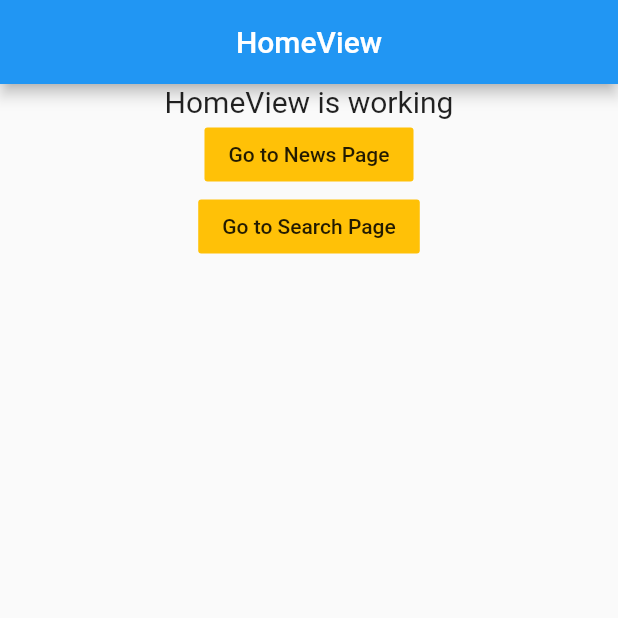
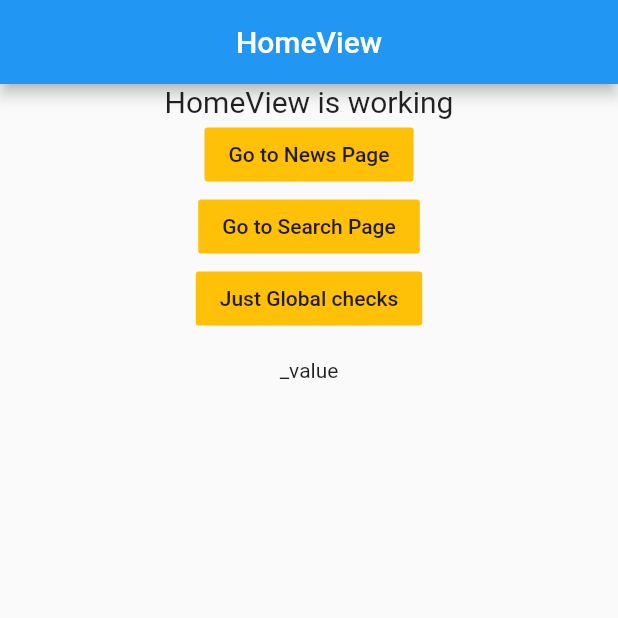
Before and after one commit to tush23/getx_Experiments, a Flutter app: the screen it shows after launch, on a phone screen of 412 x 824 dp, the top half of it. Run offline on Flutter 3.47's test engine with Material 2 defaults, Android fonts, the phone set to English and light mode, and no system bars; our stand-ins replace connectivity, get; missing offline and left inert: catcher, dart:ffi; generated files the repository leaves out were written again.

```diff
--- a/lib/app/customs/globals.dart
+++ b/lib/app/customs/globals.dart
@@ -0,0 +1,3 @@
+import 'package:getx_cli/app/provider/api_provider.dart';
+
+// ApiProvider apiProvider=ApiProvider();
--- a/lib/app/modules/home/views/home_view.dart
+++ b/lib/app/modules/home/views/home_view.dart
@@ -2,7 +2,9 @@ import 'package:flutter/material.dart';
 import 'package:get/get.dart';
 import 'package:getx_cli/app/modules/home/controllers/home_controller.dart';
 import 'package:getx_cli/app/routes/app_pages.dart';
+import 'package:getx_cli/main.dart';
 
+ValueNotifier<String> byValue=ValueNotifier('_value');
 class HomeView extends GetView<HomeController> {
   @override
   Widget build(BuildContext context) {
@@ -25,7 +27,18 @@ class HomeView extends GetView<HomeController> {
             FlatButton(
                 color: Colors.amber,
                 onPressed: () => Get.toNamed(Routes.SEARCH),
-                child: Text("Go to Search Page"))
+                child: Text("Go to Search Page")),
+            FlatButton(
+                color: Colors.amber,
+                onPressed: () {
+                  connectionStatus.value='Just Globaafaaafafaack32323s';
+                  byValue.value='Just Global checaafafaaafks323232';
+                  // ignore: invalid_use_of_visible_for_testing_member
+                  byValue.notifyListeners();
+                },
+                child: Text("Just Global checks")),
+            Text(connectionStatus.value),
+            Text(byValue.value),
           ],
         ),
       ),
--- a/lib/app/modules/models/with_json_serialized/login/login_response.dart
+++ b/lib/app/modules/models/with_json_serialized/login/login_response.dart
@@ -1,6 +1,8 @@
 import 'package:json_annotation/json_annotation.dart';
 
-import '../user_data.dart';
+import 'user_data.dart';
+part 'login_response.g.dart';
+
 
 @JsonSerializable()
 class LoginResponse {
@@ -9,7 +11,7 @@ class LoginResponse {
   String message;
   bool status;
 
-  LoginResponse({this.verified, this.userData, this.message, this.status});
+  LoginResponse(this.verified, this.userData, this.message, this.status);
 
   factory LoginResponse.fromJson(Map<String, dynamic> json) => _$LoginResponseFromJson(json);
 
--- a/lib/app/modules/models/with_json_serialized/login/user_data.dart
+++ b/lib/app/modules/models/with_json_serialized/login/user_data.dart
@@ -1,10 +1,12 @@
 import 'package:json_annotation/json_annotation.dart';
+part 'user_data.g.dart';
 
 @JsonSerializable()
 class UserData{
   String name;
+  int id;
 
-  UserData({this.name});
+  UserData(this.name,this.id);
 
   factory UserData.fromJson(Map<String, dynamic> json) => _$UserDataFromJson(json);
 
--- a/lib/app/modules/models/with_json_serialized/news.dart
+++ b/lib/app/modules/models/with_json_serialized/news.dart
@@ -10,12 +10,13 @@ class News {
   int totalResults;
   List<Articles> articles;
   String message;
+  String name;
 
   News({
     this.status,
     this.totalResults,
     this.articles,
-    this.message
+    this.message,this.name
   });
 
   factory News.fromJson(Map<String, dynamic> json) => _$NewsFromJson(json);
--- a/lib/app/modules/newspage/controllers/newpagecon_with_api_provider.dart
+++ b/lib/app/modules/newspage/controllers/newpagecon_with_api_provider.dart
@@ -1,31 +1,64 @@
+import 'dart:async';
+
+import 'package:connectivity/connectivity.dart';
 import 'package:get/get.dart';
 import 'package:get/get_state_manager/get_state_manager.dart';
 import 'package:getx_cli/app/modules/models/with_json_serialized/news.dart';
 import 'package:getx_cli/app/provider/api_provider.dart';
 
-class NewsControllerWithApiProviders extends GetxController with StateMixin<News> {
+class NewsControllerWithApiProviders extends GetxController
+    with StateMixin<News> {
   final ApiProvider _apiProvider = Get.find();
+
+  var _connectionStatus = ''.obs;
+
+  //For subscription to the ConnectivityResult stream
+
+  String get connectionStatus => _connectionStatus.value;
+  ApiProvider get apiProvider => _apiProvider;
+  /*
+  ConnectivityResult is an enum with the values as { wifi, mobile, none }.
+  */
 
   @override
   void onReady() {
     print('onReady called');
+    // initConnectivity();
+
     getNews();
     super.onReady();
+
+    // _connectionSubscription =
+    //     _connectivity.onConnectivityChanged.listen((ConnectivityResult result) {
+    //         _connectionStatus.value = result.toString();
+    //     });
+    // print("Initstate : $_connectionStatus");
   }
 
   void getNews() {
-
+    // initConnectivity();
     // Handler().loading();
-
+    // progressDialog.show();
+    // Get.con
     _apiProvider.getNews().then((value) {
       change(null, status: RxStatus.loading());
       // Get.back();
       if (value.hasError) {
-        change(null, status: RxStatus.error(value.body.message));
+        change(null, status: RxStatus.error(value.statusText));
       }
-      if (value.statusCode == 200) {
+      if (value.status.connectionError) {
+        change(null, status: RxStatus.error(value.statusText));
+        // Get.back();
+      }
+      if (value.status.isOk) {
+        // progressDialog.dismiss();
+        throw Exception('Somthing is not goof -------------');
+
         change(value.body, status: RxStatus.success());
       }
+      // value.i
+
+      // if(value)
     });
   }
 
@@ -38,4 +71,25 @@ class NewsControllerWithApiProviders extends GetxController with StateMixin<News
         change(value.body, status: RxStatus.success());
     });
   }
+
+  // Future<Null> initConnectivity() async {
+  //   String connectionStatus;
+  //
+  //   try {
+  //     connectionStatus = (await _connectivity.checkConnectivity()).toString();
+  //   } on PlatformException catch (e) {
+  //     print(e.toString());
+  //     connectionStatus = "Internet connectivity failed";
+  //   }
+  //
+  //
+  //     _connectionStatus.value = connectionStatus;
+  //   print("InitConnectivity : $_connectionStatus");
+  //   // ignore: unrelated_type_equality_checks
+  //   if(_connectionStatus == "ConnectivityResult.mobile" || _connectionStatus == "ConnectivityResult.wifi") {
+  //     // getData();
+  //   } else {
+  //     print("You are not connected to internet");
+  //   }
+  // }
 }
--- a/lib/app/modules/search/views/search_view.dart
+++ b/lib/app/modules/search/views/search_view.dart
@@ -1,7 +1,9 @@
 import 'package:flutter/material.dart';
 import 'package:get/get.dart';
 import 'package:getx_cli/app/customs/article_view.dart';
+import 'package:getx_cli/app/modules/home/views/home_view.dart';
 import 'package:getx_cli/app/modules/search/controllers/search_controller.dart';
+import 'package:getx_cli/main.dart';
 
 class SearchView extends GetView<SearchController> {
   @override
@@ -18,6 +20,8 @@ class SearchView extends GetView<SearchController> {
               decoration: InputDecoration(hintText: "Search news"),
               onChanged: controller.getEverything,
             ),
+            Text(connectionStatus.value),
+            Text(byValue.value),
             Obx(() => Container(
                   padding: EdgeInsets.symmetric(horizontal: 20, vertical: 10),
                   color: Colors.blue,
--- a/pubspec.yaml
+++ b/pubspec.yaml
@@ -26,6 +26,10 @@ dependencies:
   # freezed_annotation: ^0.12.0
   get: 3.24.0
   json_annotation: ^3.1.1
+  connectivity: ^2.0.2
+  catcher: ^0.4.1
+
+
 
 dev_dependencies:
 
```
Also changed, not shown: lib/app/customs/handler.dart (+8 -19 lines), lib/app/modules/newspage/controllers/newpagecon_with_api_providerGetxState.dart (added, +95 -0 lines), lib/app/modules/newspage/providers/api_handlers.dart (added, +136 -0 lines), lib/app/modules/newspage/views/newspage_view.dart (+12 -4 lines), lib/app/provider/api_provider.dart (+57 -1 lines), lib/main.dart (+41 -0 lines), lib/app/modules/models/with_json_serialized/login/login_response.g.dart (added), lib/app/modules/models/with_json_serialized/login/user_data.g.dart (added), lib/app/modules/models/with_json_serialized/news.g.dart, pubspec.lock.
